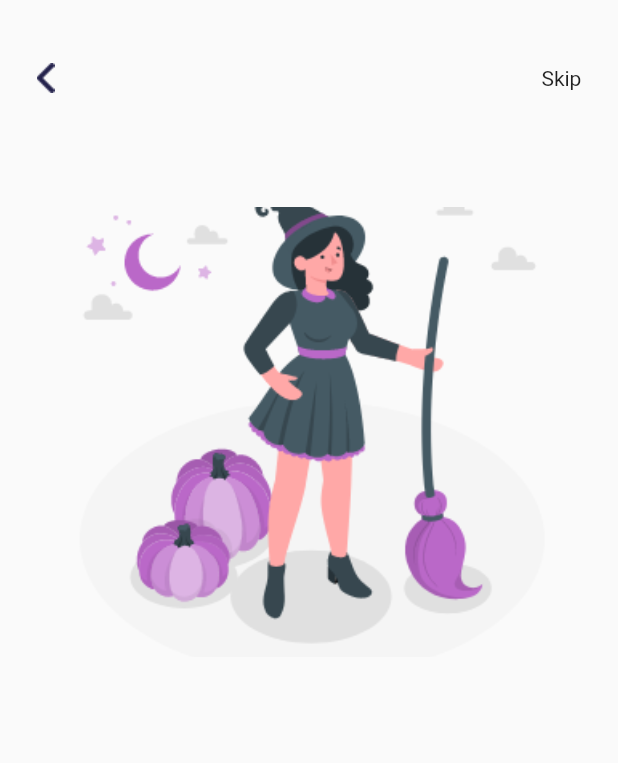
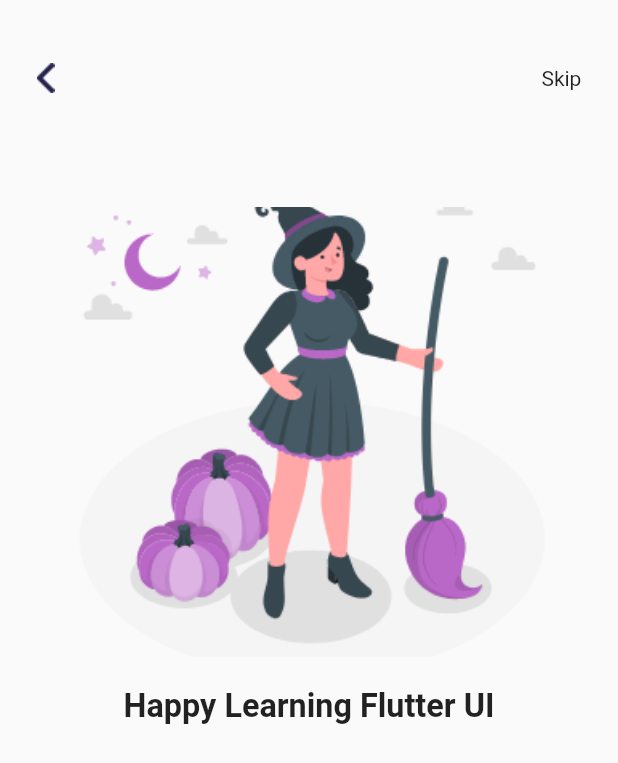
Before and after one commit to danielotieno/onboarding, a Flutter app: the screen it shows after launch, on a phone screen of 412 x 824 dp. Shown: the top 763 px of the screen. Run offline on Flutter 3.47's test engine with Material 2 defaults, Android fonts, the phone set to English and light mode, and no system bars.

Commit message:
chore:add homescreen text

```diff
--- a/lib/screens/onboarding_one.dart
+++ b/lib/screens/onboarding_one.dart
@@ -31,7 +31,21 @@ class OnBoardingOne extends StatelessWidget {
                 image: DecorationImage(
                     image: AssetImage('assets/girl.png'), fit: BoxFit.cover),
               ),
-            )
+            ),
+            Container(
+              margin: EdgeInsets.only(top: 20.0),
+              width: MediaQuery.of(context).size.width * 0.60,
+              child: FittedBox(
+                fit: BoxFit.fitWidth,
+                child: Text(
+                  'Happy Learning Flutter UI',
+                  style: TextStyle(
+                    fontSize: 38.0,
+                    fontWeight: FontWeight.bold,
+                  ),
+                ),
+              ),
+            ),
           ],
         ),
       ),
```
